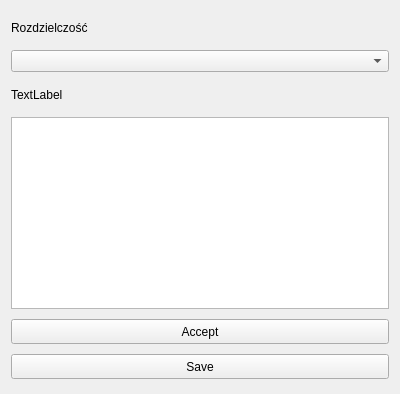
Old version of the form gui/ui/settings.ui in the repository Kornacy/HG20_Shell.
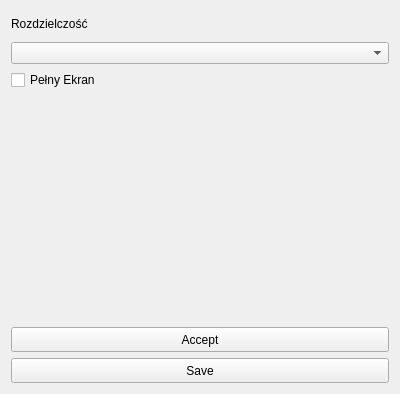
New version of the form.

```diff
--- a/gui/ui/settings.ui
+++ b/gui/ui/settings.ui
@@ -14,45 +14,17 @@
    <string>Form</string>
   </property>
   <layout class="QGridLayout" name="gridLayout">
-   <item row="3" column="0">
-    <widget class="QTextEdit" name="textEdit">
-     <property name="sizePolicy">
-      <sizepolicy hsizetype="Expanding" vsizetype="Fixed">
-       <horstretch>0</horstretch>
-       <verstretch>0</verstretch>
-      </sizepolicy>
-     </property>
-     <property name="minimumSize">
-      <size>
-       <width>0</width>
-       <height>25</height>
-      </size>
-     </property>
-    </widget>
-   </item>
-   <item row="1" column="0">
-    <widget class="QComboBox" name="resComboBox"/>
-   </item>
-   <item row="4" column="0">
-    <widget class="QPushButton" name="acceptButton">
-     <property name="sizePolicy">
-      <sizepolicy hsizetype="Expanding" vsizetype="Fixed">
-       <horstretch>0</horstretch>
-       <verstretch>0</verstretch>
-      </sizepolicy>
-     </property>
-     <property name="minimumSize">
-      <size>
-       <width>0</width>
-       <height>25</height>
-      </size>
+   <item row="2" column="0">
+    <widget class="QCheckBox" name="fullScreenCheckBox">
+     <property name="locale">
+      <locale language="Polish" country="Poland"/>
      </property>
      <property name="text">
-      <string>Accept</string>
+      <string>Pełny Ekran</string>
      </property>
     </widget>
    </item>
-   <item row="5" column="0">
+   <item row="6" column="0">
     <widget class="QPushButton" name="saveButton">
      <property name="sizePolicy">
       <sizepolicy hsizetype="Expanding" vsizetype="Fixed">
@@ -71,6 +43,28 @@
      </property>
     </widget>
    </item>
+   <item row="5" column="0">
+    <widget class="QPushButton" name="acceptButton">
+     <property name="sizePolicy">
+      <sizepolicy hsizetype="Expanding" vsizetype="Fixed">
+       <horstretch>0</horstretch>
+       <verstretch>0</verstretch>
+      </sizepolicy>
+     </property>
+     <property name="minimumSize">
+      <size>
+       <width>0</width>
+       <height>25</height>
+      </size>
+     </property>
+     <property name="text">
+      <string>Accept</string>
+     </property>
+    </widget>
+   </item>
+   <item row="1" column="0">
+    <widget class="QComboBox" name="resComboBox"/>
+   </item>
    <item row="0" column="0">
     <widget class="QLabel" name="label_2">
      <property name="sizePolicy">
@@ -90,24 +84,18 @@
      </property>
     </widget>
    </item>
-   <item row="2" column="0">
-    <widget class="QLabel" name="label">
-     <property name="sizePolicy">
-      <sizepolicy hsizetype="Expanding" vsizetype="Fixed">
-       <horstretch>0</horstretch>
-       <verstretch>0</verstretch>
-      </sizepolicy>
+   <item row="3" column="0">
+    <spacer name="verticalSpacer">
+     <property name="orientation">
+      <enum>Qt::Orientation::Vertical</enum>
      </property>
-     <property name="minimumSize">
+     <property name="sizeHint" stdset="0">
       <size>
-       <width>0</width>
-       <height>25</height>
+       <width>20</width>
+       <height>40</height>
       </size>
      </property>
-     <property name="text">
-      <string>TextLabel</string>
-     </property>
-    </widget>
+    </spacer>
    </item>
   </layout>
  </widget>
```
